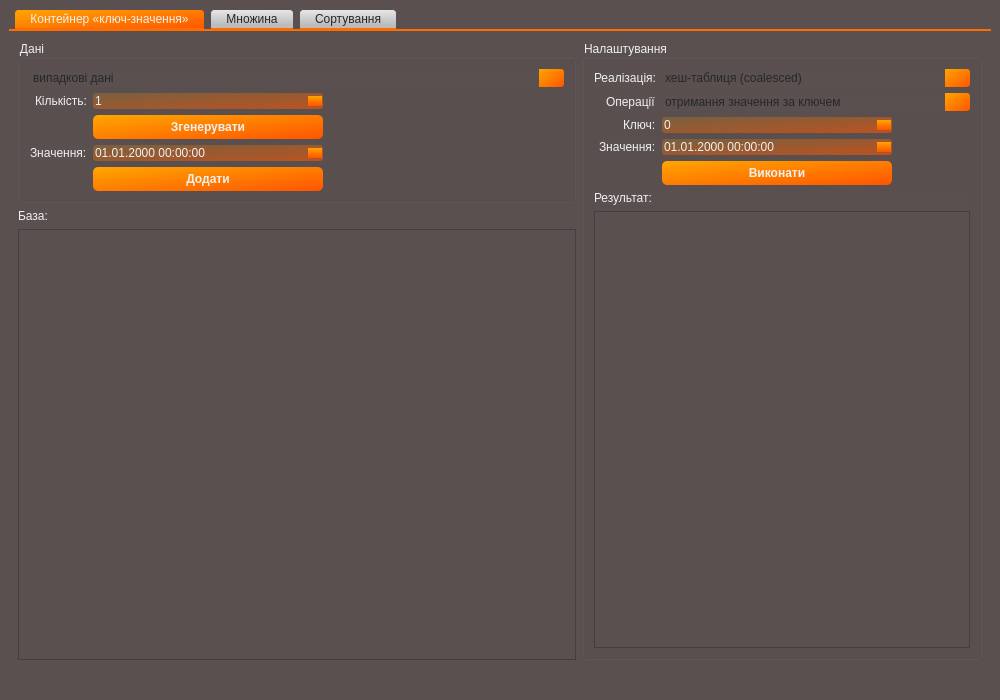
This is ExamUI/mainwindow.ui in WAG13/Exam_OOP_summer as Qt 5 draws it before an edit. The edited form follows.
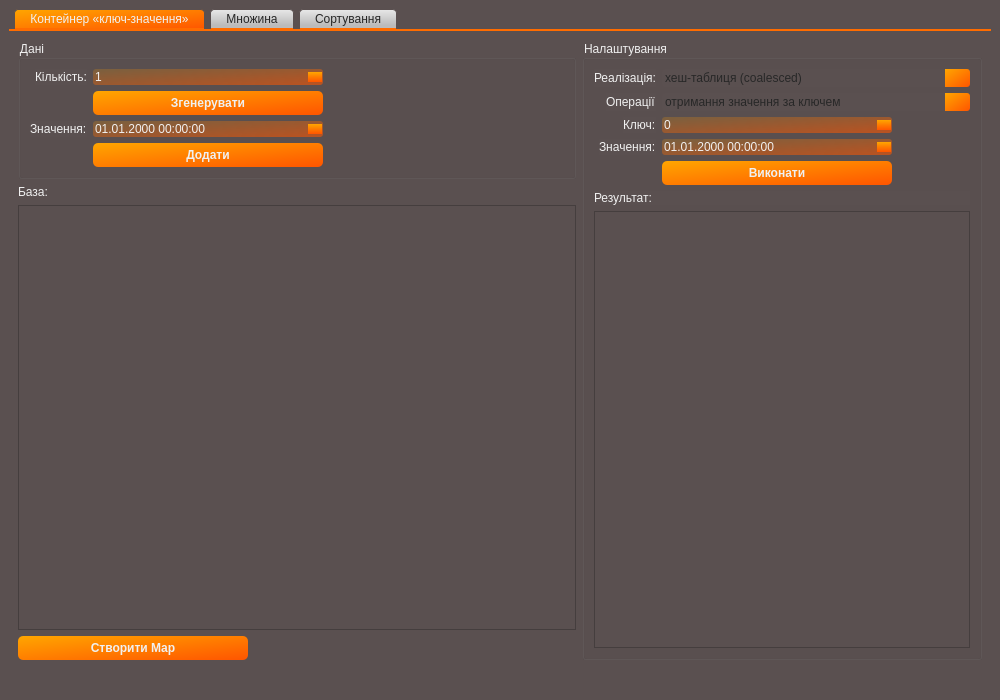
This is the edited form.

Commit message: Fully functional UI for Maps

Patch:
```diff
--- a/ExamUI/mainwindow.ui
+++ b/ExamUI/mainwindow.ui
@@ -241,42 +241,31 @@
                <property name="labelAlignment">
                 <set>Qt::AlignRight|Qt::AlignTrailing|Qt::AlignVCenter</set>
                </property>
-               <item row="0" column="0" colspan="2">
-                <widget class="QComboBox" name="KVReal_2">
-                 <item>
-                  <property name="text">
-                   <string>випадкові дані</string>
-                  </property>
-                 </item>
-                 <item>
-                  <property name="text">
-                   <string>додати своє значення</string>
-                  </property>
-                 </item>
-                </widget>
-               </item>
-               <item row="1" column="0">
+               <item row="0" column="0">
                 <widget class="QLabel" name="randomGenLabel">
                  <property name="text">
                   <string>Кількість:</string>
                  </property>
                 </widget>
                </item>
-               <item row="1" column="1">
+               <item row="0" column="1">
                 <widget class="QSpinBox" name="randomGenCount1">
                  <property name="minimum">
                   <number>1</number>
                  </property>
+                 <property name="maximum">
+                  <number>99999</number>
+                 </property>
                 </widget>
                </item>
-               <item row="2" column="1">
+               <item row="1" column="1">
                 <widget class="QPushButton" name="generateRandom1">
                  <property name="text">
                   <string>Згенерувати</string>
                  </property>
                 </widget>
                </item>
-               <item row="3" column="0">
+               <item row="2" column="0">
                 <widget class="QLabel" name="label_11">
                  <property name="enabled">
                   <bool>true</bool>
@@ -286,7 +275,7 @@
                  </property>
                 </widget>
                </item>
-               <item row="3" column="1">
+               <item row="2" column="1">
                 <widget class="QDateTimeEdit" name="dateTimeEdit1">
                  <property name="enabled">
                   <bool>true</bool>
@@ -296,7 +285,7 @@
                  </property>
                 </widget>
                </item>
-               <item row="4" column="1">
+               <item row="3" column="1">
                 <widget class="QPushButton" name="addDateTime1">
                  <property name="enabled">
                   <bool>true</bool>
@@ -321,7 +310,18 @@
              </widget>
             </item>
             <item>
-             <widget class="QColumnView" name="columnView"/>
+             <widget class="QTableView" name="tableView">
+              <property name="enabled">
+               <bool>true</bool>
+              </property>
+             </widget>
+            </item>
+            <item>
+             <widget class="QPushButton" name="createMap">
+              <property name="text">
+               <string>Створити Map</string>
+              </property>
+             </widget>
             </item>
            </layout>
           </item>
```
Left out of the diff: 7 changed lines with no effect on the pictures. The commit also changes 7 other files.
